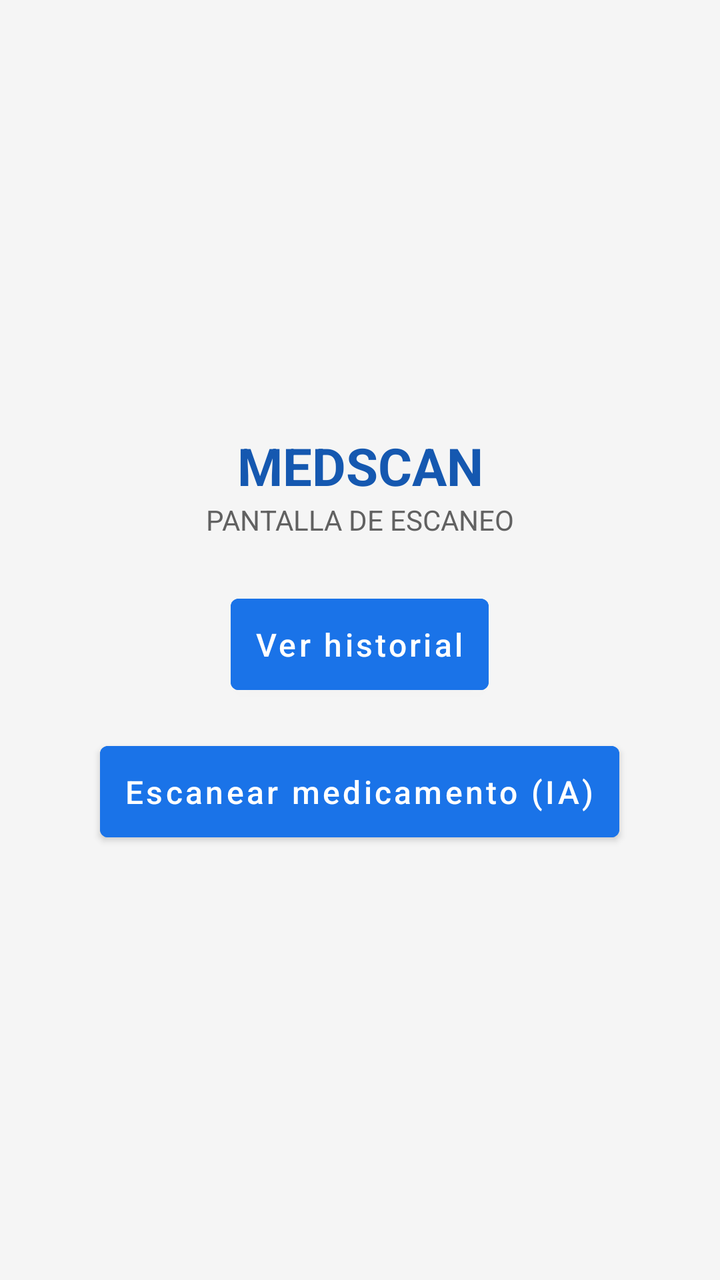
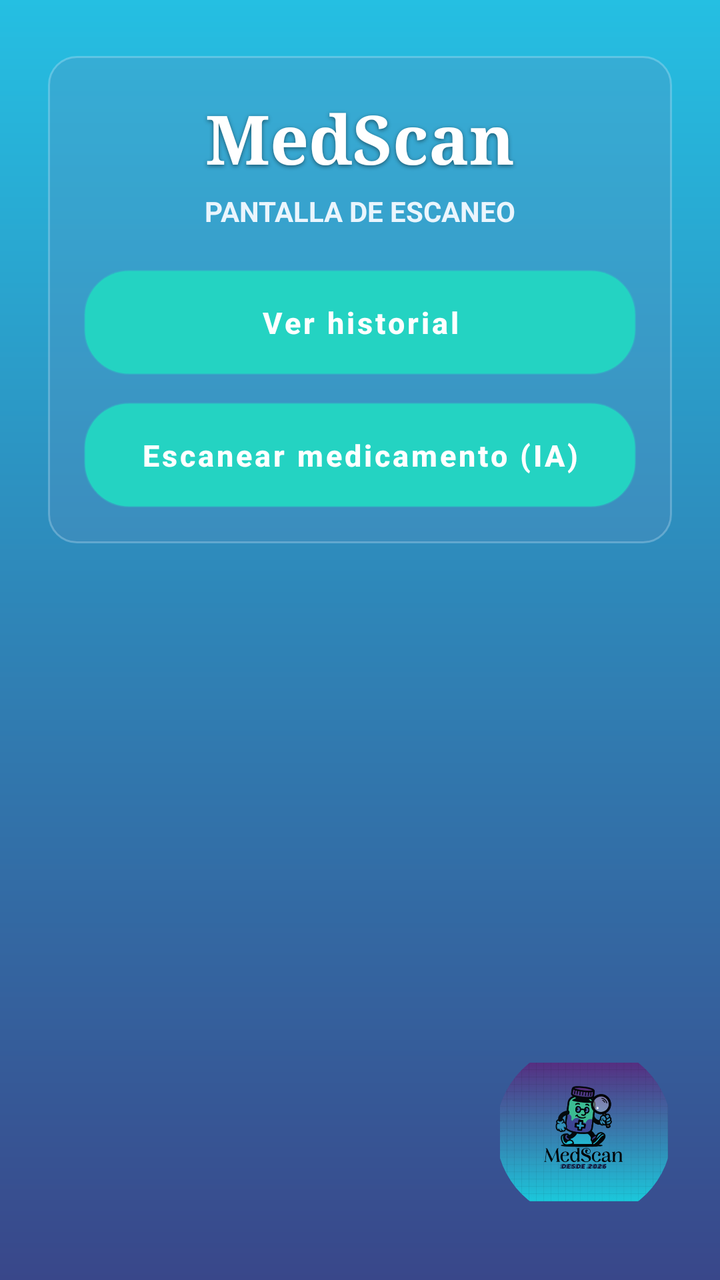

The first picture is an Android layout as it rendered before a commit; the second is the same layout after the commit. The layout source and the unified diff follow.
<!-- AndroidManifest.xml: application theme Theme.ProyectoMedScan -->
<!-- res/layout/fragment_escaneo.xml -->
<?xml version="1.0" encoding="utf-8"?>
<LinearLayout xmlns:android="http://schemas.android.com/apk/res/android"
    android:layout_width="match_parent"
    android:layout_height="match_parent"
    android:orientation="vertical"
    android:padding="20dp"
    android:gravity="center"
    android:background="@color/colorBackground">

    
    <TextView
        android:layout_width="match_parent"
        android:layout_height="wrap_content"
        style="@style/TituloPantalla"
        android:text="MEDSCAN" />

    <TextView
        android:layout_width="match_parent"
        android:layout_height="wrap_content"
        style="@style/SubtituloPantalla"
        android:text="PANTALLA DE ESCANEO"
        android:paddingBottom="24dp" />
    
    <Button
        android:id="@+id/btnIrHistorial"
        style="@style/BotonMedScan"
        android:layout_width="wrap_content"
        android:layout_gravity="center_horizontal"
        android:text="Ver historial" />
    
    <Button
        android:id="@+id/btnIrEscaneoIA"
        style="@style/BotonMedScan"
        android:layout_width="wrap_content"
        android:layout_gravity="center_horizontal"
        android:layout_marginTop="16dp"
        android:text="Escanear medicamento (IA)" />
</LinearLayout>
<!-- resources referenced by this layout -->
<resources>
  <color name="colorBackground">#F5F5F5</color>
  <style name="BotonMedScan" parent="Widget.MaterialComponents.Button">
          <item name="android:layout_width">match_parent</item>
          <item name="android:layout_height">wrap_content</item>
          <item name="android:backgroundTint">@color/colorPrimary</item>
          <item name="android:textColor">@color/btn_text</item>
          <item name="android:textAllCaps">false</item>
          <item name="android:textSize">16sp</item>
          <item name="android:padding">12dp</item>
      </style>
  <style name="SubtituloPantalla">
          <item name="android:textSize">14sp</item>
          <item name="android:textColor">@color/colorTextSecondary</item>
          <item name="android:gravity">center</item>
      </style>
  <style name="TituloPantalla">
          <item name="android:textSize">26sp</item>
          <item name="android:textStyle">bold</item>
          <item name="android:textColor">@color/colorPrimaryDark</item>
          <item name="android:gravity">center</item>
      </style>
  <color name="colorPrimary">#1A73E8</color>
  <color name="colorTextSecondary">#616161</color>
  <color name="colorPrimaryDark">#1558B0</color>
  <style name="Base.Theme.ProyectoMedScan" parent="Theme.Material3.DayNight.NoActionBar">
          
          
      </style>
  <!-- unchanged entries left out for length: 2 -->
</resources>

<!-- the commit's change to res/layout/fragment_escaneo.xml (unified diff, before → after) -->
@@ -3,36 +3,61 @@
     android:layout_width="match_parent"
     android:layout_height="match_parent"
     android:orientation="vertical"
-    android:padding="20dp"
-    android:gravity="center"
-    android:background="@color/colorBackground">
+    android:fitsSystemWindows="true"
+    android:paddingStart="24dp"
+    android:paddingEnd="24dp"
+    android:paddingTop="28dp"
+    android:paddingBottom="16dp"
+    android:background="@drawable/bg_medscan_gradient">
 
-    
-    <TextView
+    <LinearLayout
         android:layout_width="match_parent"
         android:layout_height="wrap_content"
-        style="@style/TituloPantalla"
-        android:text="MEDSCAN" />
+        android:orientation="vertical"
+        android:padding="18dp"
+        android:background="@drawable/bg_medscan_surface">
 
-    <TextView
+        <TextView
+            android:layout_width="match_parent"
+            android:layout_height="wrap_content"
+            style="@style/TituloPantalla"
+            android:text="MedScan"
+            android:fontFamily="serif" />
+
+        <TextView
+            android:layout_width="match_parent"
+            android:layout_height="wrap_content"
+            style="@style/SubtituloPantalla"
+            android:text="PANTALLA DE ESCANEO"
+            android:paddingTop="4dp"
+            android:paddingBottom="20dp" />
+
+        <Button
+            android:id="@+id/btnIrHistorial"
+            style="@style/BotonMedScan"
+            android:layout_width="match_parent"
+            android:text="Ver historial" />
+
+        <Button
+            android:id="@+id/btnIrEscaneoIA"
+            style="@style/BotonMedScan"
+            android:layout_width="match_parent"
+            android:layout_marginTop="14dp"
+            android:text="Escanear medicamento (IA)" />
+    </LinearLayout>
+
+    <View
         android:layout_width="match_parent"
-        android:layout_height="wrap_content"
-        style="@style/SubtituloPantalla"
-        android:text="PANTALLA DE ESCANEO"
-        android:paddingBottom="24dp" />
-    
-    <Button
-        android:id="@+id/btnIrHistorial"
-        style="@style/BotonMedScan"
-        android:layout_width="wrap_content"
-        android:layout_gravity="center_horizontal"
-        android:text="Ver historial" />
-    
-    <Button
-        android:id="@+id/btnIrEscaneoIA"
-        style="@style/BotonMedScan"
-        android:layout_width="wrap_content"
-        android:layout_gravity="center_horizontal"
-        android:layout_marginTop="16dp"
-        android:text="Escanear medicamento (IA)" />
+        android:layout_height="0dp"
+        android:layout_weight="1" />
+
+    <ImageView
+        android:id="@+id/ivLogoFooterEscaneo"
+        style="@style/LogoFooter"
+        android:background="@drawable/bg_logo_circle"
+        android:padding="2dp"
+        android:scaleType="fitCenter"
+        android:clipToOutline="true"
+        android:src="@drawable/logo_medscan" />
+
 </LinearLayout>
<!-- resource entries referenced after the edit -->
@@ -1,33 +1,99 @@
 <!-- resources referenced by this layout -->
 <resources>
-  <color name="colorBackground">#F5F5F5</color>
+  <!-- drawable bg_logo_circle (drawable) -->
+  <?xml version="1.0" encoding="utf-8"?>
+  <shape xmlns:android="http://schemas.android.com/apk/res/android"
+      android:shape="oval">
+      <solid android:color="#00000000" />
+  </shape>
+  <!-- drawable bg_medscan_gradient (drawable) -->
+  <?xml version="1.0" encoding="utf-8"?>
+  <shape xmlns:android="http://schemas.android.com/apk/res/android">
+      <gradient
+          android:angle="90"
+          android:startColor="@color/bgGradientStart"
+          android:endColor="@color/bgGradientEnd" />
+  </shape>
+  <!-- drawable bg_medscan_surface (drawable) -->
+  <?xml version="1.0" encoding="utf-8"?>
+  <shape xmlns:android="http://schemas.android.com/apk/res/android">
+      <solid android:color="#4A5F8FBE" />
+      <corners android:radius="14dp" />
+      <stroke
+          android:width="1dp"
+          android:color="#44E6F3FF" />
+  </shape>
+  <!-- drawable logo_medscan: png bitmap (drawable, 192554 bytes) -->
   <style name="BotonMedScan" parent="Widget.MaterialComponents.Button">
           <item name="android:layout_width">match_parent</item>
           <item name="android:layout_height">wrap_content</item>
-          <item name="android:backgroundTint">@color/colorPrimary</item>
+          <item name="android:background">@drawable/bg_button_blue</item>
           <item name="android:textColor">@color/btn_text</item>
           <item name="android:textAllCaps">false</item>
-          <item name="android:textSize">16sp</item>
-          <item name="android:padding">12dp</item>
+          <item name="android:textSize">15sp</item>
+          <item name="android:textStyle">bold</item>
+          <item name="android:paddingLeft">18dp</item>
+          <item name="android:paddingTop">10dp</item>
+          <item name="android:paddingRight">18dp</item>
+          <item name="android:paddingBottom">10dp</item>
+      </style>
+  <style name="LogoFooter">
+          <item name="android:layout_width">88dp</item>
+          <item name="android:layout_height">88dp</item>
+          <item name="android:layout_gravity">end</item>
+          <item name="android:layout_marginTop">10dp</item>
+          <item name="android:layout_marginBottom">14dp</item>
+          <item name="android:contentDescription">Logo MedScan</item>
+          <item name="android:alpha">0.96</item>
       </style>
   <style name="SubtituloPantalla">
           <item name="android:textSize">14sp</item>
-          <item name="android:textColor">@color/colorTextSecondary</item>
+          <item name="android:textStyle">bold</item>
+          <item name="android:textColor">#F3FAFF</item>
+          <item name="android:alpha">0.95</item>
           <item name="android:gravity">center</item>
       </style>
   <style name="TituloPantalla">
-          <item name="android:textSize">26sp</item>
+          <item name="android:textSize">34sp</item>
           <item name="android:textStyle">bold</item>
-          <item name="android:textColor">@color/colorPrimaryDark</item>
+          <item name="android:textColor">@color/white</item>
+          <item name="android:shadowColor">#77000000</item>
+          <item name="android:shadowDx">0</item>
+          <item name="android:shadowDy">2</item>
+          <item name="android:shadowRadius">5</item>
           <item name="android:gravity">center</item>
       </style>
-  <color name="colorPrimary">#1A73E8</color>
-  <color name="colorTextSecondary">#616161</color>
-  <color name="colorPrimaryDark">#1558B0</color>
+  <color name="bgGradientStart">#39478A</color>
+  <color name="bgGradientEnd">#25BFE2</color>
+  <!-- drawable bg_button_blue (drawable) -->
+  <?xml version="1.0" encoding="utf-8"?>
+  <shape xmlns:android="http://schemas.android.com/apk/res/android">
+      <gradient
+          android:angle="0"
+          android:startColor="@color/btnGradientStart"
+          android:endColor="@color/btnGradientEnd" />
+      <stroke
+          android:width="1dp"
+          android:color="#52FFFFFF" />
+      <corners android:radius="22dp" />
+      <padding
+          android:left="14dp"
+          android:top="8dp"
+          android:right="14dp"
+          android:bottom="8dp" />
+  </shape>
+  <color name="white">#FFFFFF</color>
+  <color name="colorPrimary">#24D3C2</color>
+  <color name="colorAccent">#6D3FAE</color>
   <style name="Base.Theme.ProyectoMedScan" parent="Theme.Material3.DayNight.NoActionBar">
-          
-          
+          <item name="colorPrimary">@color/colorPrimary</item>
+          <item name="colorOnPrimary">@color/white</item>
+          <item name="colorSecondary">@color/colorAccent</item>
+          <item name="android:statusBarColor">@color/bgGradientStart</item>
+          <item name="android:navigationBarColor">@color/bgGradientStart</item>
       </style>
+  <color name="btnGradientStart">#5D3DA2</color>
+  <color name="btnGradientEnd">#20C7C5</color>
   <!-- unchanged entries left out for length: 2 -->
 </resources>
 
